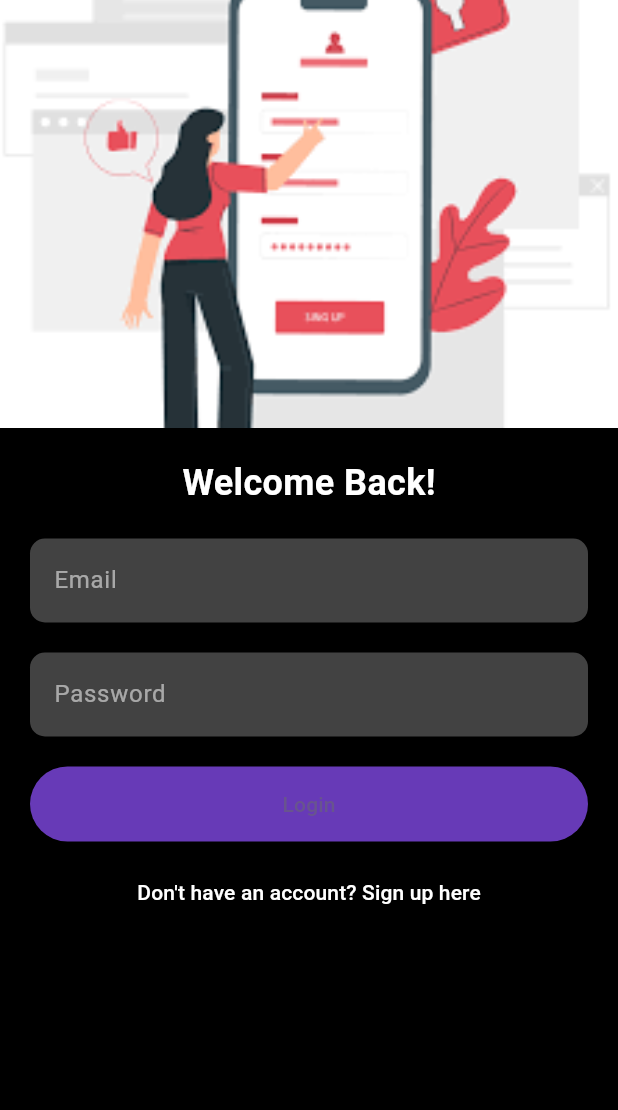
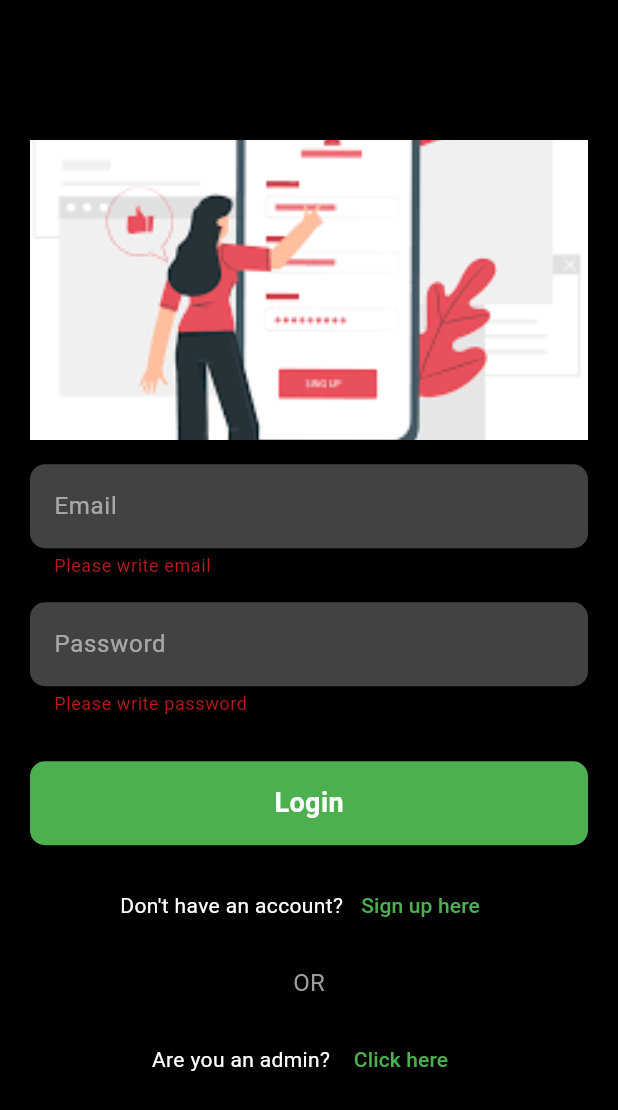
Before and after one commit to alvinsidiq/clothes_app-flutter, a Flutter app: the screen it shows after launch, after a tap on "Login", on a phone screen of 412 x 824 dp. Shown: the top 1110 px of the screen. Run offline on Flutter 3.47's test engine with Material 3 defaults, Android fonts, the phone set to English and light mode, and no system bars; our stand-ins replace get.

Commit message:
pembaruan desain login user

```diff
--- a/lib/users/authentication/login_screen.dart
+++ b/lib/users/authentication/login_screen.dart
@@ -1,49 +1,62 @@
 import 'package:flutter/material.dart';
 
-class LoginScreen extends StatelessWidget {
+class LoginScreen extends StatefulWidget {
   const LoginScreen({super.key});
+
+  @override
+  State<LoginScreen> createState() => _LoginScreenState();
+}
+
+class _LoginScreenState extends State<LoginScreen> {
+  final GlobalKey<FormState> _formKey = GlobalKey<FormState>();
+  final TextEditingController emailController = TextEditingController();
+  final TextEditingController passwordController = TextEditingController();
+
+  void _submitForm() {
+    if (_formKey.currentState!.validate()) {
+      // Jika validasi berhasil
+      ScaffoldMessenger.of(context).showSnackBar(
+        const SnackBar(content: Text('Login Successful')),
+      );
+    }
+  }
 
   @override
   Widget build(BuildContext context) {
     return Scaffold(
-      backgroundColor: Colors.black, // Warna latar belakang hitam
-      body: LayoutBuilder(
-        builder: (BuildContext context, BoxConstraints constraints) {
-          return ConstrainedBox(
-            constraints: BoxConstraints(
-              minHeight: constraints.maxHeight, // Tinggi minimum sama dengan tinggi maksimum layar
-            ),
+      backgroundColor: Colors.black,  // Tema latar belakang hitam
+      body: Padding(
+        padding: const EdgeInsets.all(20.0),
+        child: Center(
           child: SingleChildScrollView(
             child: Column(
               crossAxisAlignment: CrossAxisAlignment.center,
               children: [
-                  // Header dengan gambar
+                // Header gambar
                 SizedBox(
-                    width: MediaQuery.of(context).size.width, // Lebar sesuai layar
-                    height: 285, // Tinggi tetap
+                  width: MediaQuery.of(context).size.width,
+                  height: 200,
                   child: Image.asset(
-                      'images/login.png', // Gambar header (Pastikan gambar sudah ada di folder images)
+                    'images/login.png',
                     fit: BoxFit.cover,
                   ),
                 ),
-                  const SizedBox(height: 20),
-                  // Teks "Welcome Back!"
-                  const Text(
-                    'Welcome Back!',
-                    style: TextStyle(
-                      color: Colors.white,
-                      fontSize: 24,
-                      fontWeight: FontWeight.bold,
-                    ),
-                  ),
-                  const SizedBox(height: 20),
-                  Padding(
-                    padding: const EdgeInsets.symmetric(horizontal: 20),
+                const SizedBox(height: 16), // Jarak antar elemen
+                // Form login
+                Form(
+                  key: _formKey,
                   child: Column(
                     children: [
-                        // Input email
-                        TextField(
+                      // Field email
+                      TextFormField(
+                        controller: emailController,
                         style: const TextStyle(color: Colors.white),
+                        validator: (value) {
+                          if (value == null || value.isEmpty) {
+                            return 'Please write email';
+                          }
+                          return null;
+                        },
                         decoration: InputDecoration(
                           filled: true,
                           fillColor: Colors.grey[800],
@@ -55,11 +68,18 @@ class LoginScreen extends StatelessWidget {
                           ),
                         ),
                       ),
-                        const SizedBox(height: 20),
-                        // Input password
-                        TextField(
+                      const SizedBox(height: 16), // Jarak antar elemen
+                      // Field password
+                      TextFormField(
+                        controller: passwordController,
                         obscureText: true,
                         style: const TextStyle(color: Colors.white),
+                        validator: (value) {
+                          if (value == null || value.isEmpty) {
+                            return 'Please write password';
+                          }
+                          return null;
+                        },
                         decoration: InputDecoration(
                           filled: true,
                           fillColor: Colors.grey[800],
@@ -71,28 +91,81 @@ class LoginScreen extends StatelessWidget {
                           ),
                         ),
                       ),
-                        const SizedBox(height: 20),
-                        // Tombol login
-                        ElevatedButton(
-                          onPressed: () {
-                            // Aksi login
-                          },
-                          style: ElevatedButton.styleFrom(
-                            backgroundColor: Colors.deepPurple,
-                            minimumSize: const Size(double.infinity, 50),
+                      const SizedBox(height: 30), // Jarak antar elemen
+                      // Tombol login (warna hijau)
+                      Material(
+                        color: Colors.green,  // Warna tombol hijau
+                        borderRadius: BorderRadius.circular(10),
+                        child: InkWell(
+                          borderRadius: BorderRadius.circular(10),
+                          onTap: _submitForm,
+                          splashColor: Colors.green[700],  // Efek splash hijau
+                          child: Container(
+                            padding: const EdgeInsets.symmetric(
+                              vertical: 15,
+                              horizontal: 10,
                             ),
-                          child: const Text('Login'),
+                            alignment: Alignment.center,
+                            width: double.infinity,
+                            child: const Text(
+                              'Login',
+                              style: TextStyle(
+                                color: Colors.white,
+                                fontSize: 18,
+                                fontWeight: FontWeight.bold,
                               ),
-                        const SizedBox(height: 10),
-                        // Tombol untuk sign up
+                            ),
+                          ),
+                        ),
+                      ),
+                      const SizedBox(height: 16), // Jarak antar elemen
+                      // Teks tambahan: Don't have an account?
+                      Row(
+                        mainAxisAlignment: MainAxisAlignment.center,
+                        children: [
+                          const Text(
+                            "Don't have an account?",
+                            style: TextStyle(color: Colors.white),
+                          ),
                           TextButton(
                             onPressed: () {
                               // Navigasi ke halaman pendaftaran
                             },
                             child: const Text(
-                            "Don't have an account? Sign up here",
+                              "Sign up here",
+                              style: TextStyle(color: Colors.green), // Tombol hijau
+                            ),
+                          ),
+                        ],
+                      ),
+                      const SizedBox(height: 16), // Jarak antar elemen
+                      // Teks OR sebagai pemisah
+                      const Text(
+                        'OR',
+                        style: TextStyle(
+                          color: Colors.grey,
+                          fontSize: 16,
+                        ),
+                      ),
+                      const SizedBox(height: 16), // Jarak antar elemen
+                      // Teks dan tombol untuk admin (warna hijau)
+                      Row(
+                        mainAxisAlignment: MainAxisAlignment.center,
+                        children: [
+                          const Text(
+                            'Are you an admin? ',
                             style: TextStyle(color: Colors.white),
                           ),
+                          TextButton(
+                            onPressed: () {
+                              // Aksi ketika admin klik
+                            },
+                            child: const Text(
+                              'Click here',
+                              style: TextStyle(color: Colors.green), // Tombol hijau
+                            ),
+                          ),
+                        ],
                       ),
                     ],
                   ),
@@ -100,8 +173,7 @@ class LoginScreen extends StatelessWidget {
               ],
             ),
           ),
-          );
-        },
+        ),
       ),
     );
   }
```
Also changed, not shown: lib/users/authentication/sign_up_screen.dart (added). Lines whose indentation alone changed are shown as unchanged.
